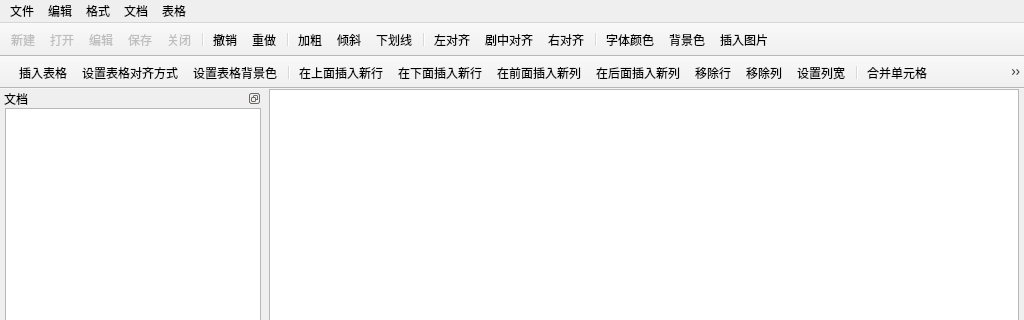
The window that mainwindow.ui (yileiren/YDocManager) describes before a commit, drawn with Qt 5; both pictures show x 0 to 1024 and y 0 to 320 of the 1024 by 768 pixel window.
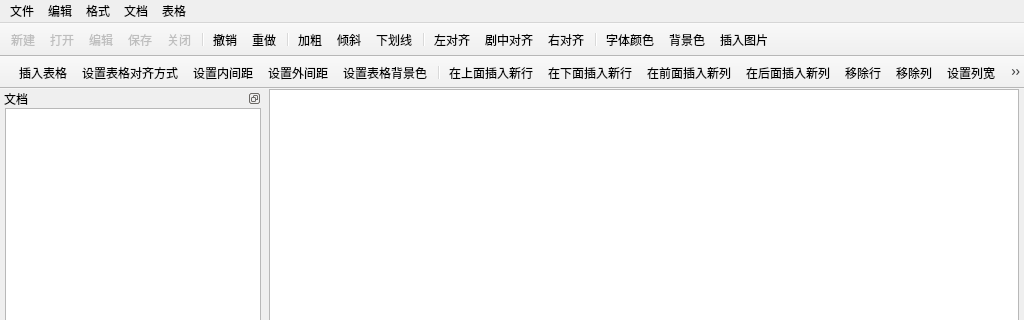
The same window after the commit. Icons and pictures are not drawn. Custom widgets are drawn as their Qt base class.

Commit message: 完成设置单元格内外间距的功能

```diff
--- a/mainwindow.ui
+++ b/mainwindow.ui
@@ -308,6 +308,8 @@
    </attribute>
    <addaction name="insertTableAction"/>
    <addaction name="setTableAlignAction"/>
+   <addaction name="setTableCellsPaddingAction"/>
+   <addaction name="setTableCellsSpacingAction"/>
    <addaction name="setTableBackGroundColorAction"/>
    <addaction name="separator"/>
    <addaction name="insertRowsAtTopAction"/>
@@ -320,8 +322,6 @@
    <addaction name="separator"/>
    <addaction name="mergeCellsAction"/>
    <addaction name="splitCellAction"/>
-   <addaction name="setTableCellsPaddingAction"/>
-   <addaction name="setTableCellsSpacingAction"/>
    <addaction name="setTableCellsBackGroundColorAction"/>
   </widget>
   <action name="newDocAction">
```
The commit also changes 2 other files.
